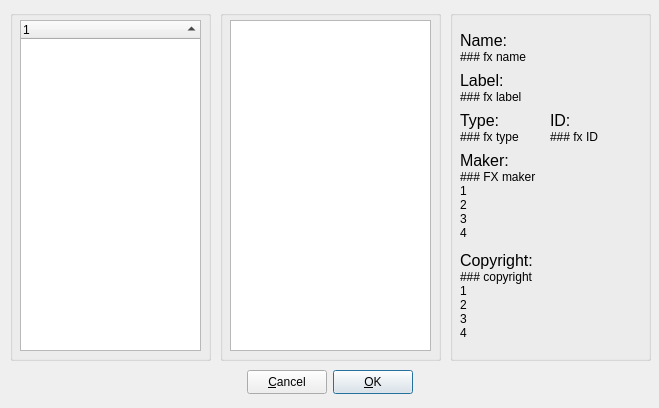
The window that ladspafx/LadspaFXSelector_UI.ui (LiveMix/LiveMix) describes before a commit, drawn with Qt 5.
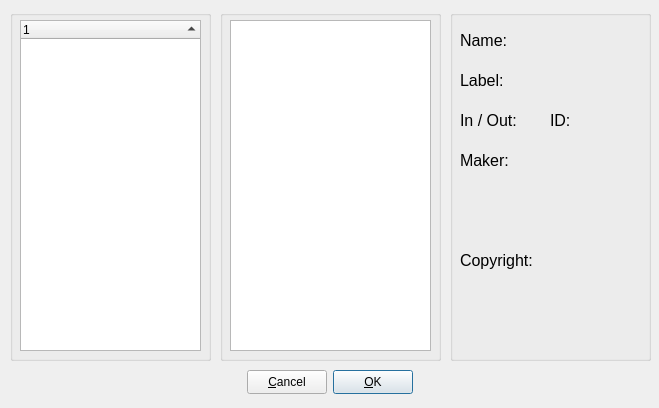
The same window after the commit.

```diff
--- a/ladspafx/LadspaFXSelector_UI.ui
+++ b/ladspafx/LadspaFXSelector_UI.ui
@@ -217,7 +217,7 @@
      </rect>
     </property>
     <property name="text" >
-     <string>### fx name</string>
+     <string/>
     </property>
     <property name="alignment" >
      <set>Qt::AlignTop</set>
@@ -256,7 +256,7 @@
      </rect>
     </property>
     <property name="text" >
-     <string>### fx label</string>
+     <string/>
     </property>
     <property name="alignment" >
      <set>Qt::AlignTop</set>
@@ -282,7 +282,7 @@
      </font>
     </property>
     <property name="text" >
-     <string>Type:</string>
+     <string>In / Out:</string>
     </property>
    </widget>
    <widget class="QLabel" name="textLabel1_2" >
@@ -318,7 +318,7 @@
      </rect>
     </property>
     <property name="text" >
-     <string>### fx type</string>
+     <string/>
     </property>
     <property name="alignment" >
      <set>Qt::AlignTop</set>
@@ -334,7 +334,7 @@
      </rect>
     </property>
     <property name="text" >
-     <string>### fx ID</string>
+     <string/>
     </property>
     <property name="alignment" >
      <set>Qt::AlignTop</set>
@@ -373,11 +373,7 @@
      </rect>
     </property>
     <property name="text" >
-     <string>### FX maker
-1
-2
-3
-4</string>
+     <string/>
     </property>
     <property name="alignment" >
      <set>Qt::AlignTop</set>
@@ -416,11 +412,7 @@
      </rect>
     </property>
     <property name="text" >
-     <string>### copyright
-1
-2
-3
-4</string>
+     <string/>
     </property>
     <property name="alignment" >
      <set>Qt::AlignTop</set>
```
Left out of the diff: 9 changed lines with no effect on the pictures.
